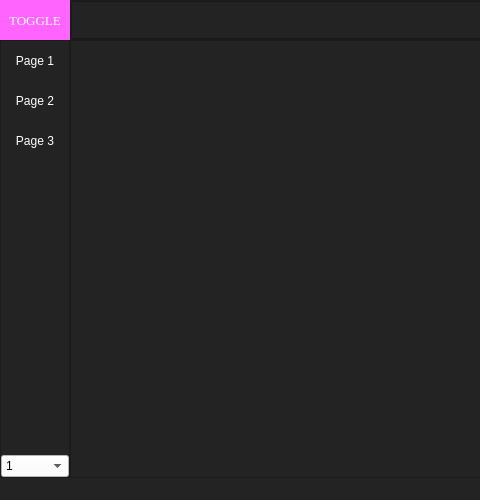
Above: Diplom/toggle_menu/toggle_menu.ui from MatienkoAndrew/ML_2021 before the change; both pictures show x 0 to 480 and y 0 to 500 of the 1000 by 500 pixel window. Below: the same form after it.
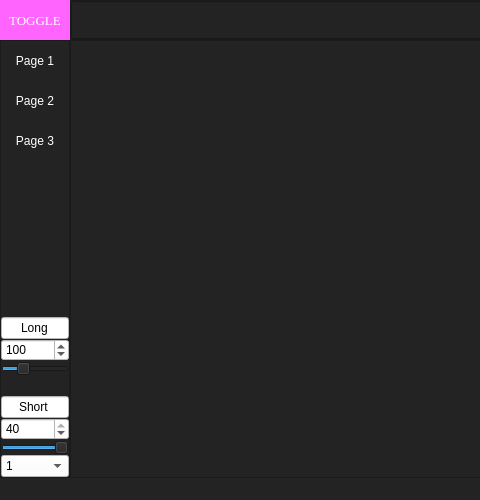
That is the form after the change. The open tabs and pages were chosen to show the change.

Commit message: Add simple stategy and spinBox

Patch:
```diff
--- a/Diplom/toggle_menu/toggle_menu.ui
+++ b/Diplom/toggle_menu/toggle_menu.ui
@@ -481,6 +481,151 @@
             </layout>
            </widget>
           </item>
+          <item>
+           <widget class="QLineEdit" name="lineEdit_long">
+            <property name="styleSheet">
+             <string notr="true">QLineEdit{
+	
+	background-color: rgb(255, 255, 255);
+	font: 10pt &quot;MS Shell Dlg 2&quot;;
+}</string>
+            </property>
+            <property name="text">
+             <string>Long</string>
+            </property>
+            <property name="alignment">
+             <set>Qt::AlignCenter</set>
+            </property>
+            <property name="readOnly">
+             <bool>true</bool>
+            </property>
+           </widget>
+          </item>
+          <item>
+           <widget class="QSpinBox" name="spinBox_long">
+            <property name="styleSheet">
+             <string notr="true">QSpinBox{
+	
+	background-color: rgb(255, 255, 255);
+	font: 10pt &quot;MS Shell Dlg 2&quot;;
+}</string>
+            </property>
+            <property name="minimum">
+             <number>40</number>
+            </property>
+            <property name="maximum">
+             <number>250</number>
+            </property>
+            <property name="value">
+             <number>100</number>
+            </property>
+           </widget>
+          </item>
+          <item>
+           <widget class="QSlider" name="horizontalSlider_long">
+            <property name="minimum">
+             <number>40</number>
+            </property>
+            <property name="maximum">
+             <number>250</number>
+            </property>
+            <property name="singleStep">
+             <number>1</number>
+            </property>
+            <property name="value">
+             <number>100</number>
+            </property>
+            <property name="sliderPosition">
+             <number>100</number>
+            </property>
+            <property name="orientation">
+             <enum>Qt::Horizontal</enum>
+            </property>
+           </widget>
+          </item>
+          <item>
+           <spacer name="verticalSpacer">
+            <property name="orientation">
+             <enum>Qt::Vertical</enum>
+            </property>
+            <property name="sizeType">
+             <enum>QSizePolicy::Fixed</enum>
+            </property>
+            <property name="sizeHint" stdset="0">
+             <size>
+              <width>10</width>
+              <height>20</height>
+             </size>
+            </property>
+           </spacer>
+          </item>
+          <item>
+           <widget class="QLineEdit" name="lineEdit_short">
+            <property name="styleSheet">
+             <string notr="true">QLineEdit {
+	font: 10pt &quot;MS Shell Dlg 2&quot;;
+	background-color: rgb(255, 255, 255);
+
+}</string>
+            </property>
+            <property name="inputMask">
+             <string/>
+            </property>
+            <property name="text">
+             <string>Short</string>
+            </property>
+            <property name="frame">
+             <bool>true</bool>
+            </property>
+            <property name="alignment">
+             <set>Qt::AlignCenter</set>
+            </property>
+            <property name="dragEnabled">
+             <bool>false</bool>
+            </property>
+            <property name="readOnly">
+             <bool>true</bool>
+            </property>
+           </widget>
+          </item>
+          <item>
+           <widget class="QSpinBox" name="spinBox_short">
+            <property name="styleSheet">
+             <string notr="true">QSpinBox {
+	background-color: white;
+	font: 10pt &quot;MS Shell Dlg 2&quot;;
+}</string>
+            </property>
+            <property name="minimum">
+             <number>10</number>
+            </property>
+            <property name="maximum">
+             <number>40</number>
+            </property>
+            <property name="value">
+             <number>40</number>
+            </property>
+            <property name="displayIntegerBase">
+             <number>10</number>
+            </property>
+           </widget>
+          </item>
+          <item>
+           <widget class="QSlider" name="horizontalSlider_short">
+            <property name="minimum">
+             <number>10</number>
+            </property>
+            <property name="maximum">
+             <number>40</number>
+            </property>
+            <property name="value">
+             <number>40</number>
+            </property>
+            <property name="orientation">
+             <enum>Qt::Horizontal</enum>
+            </property>
+           </widget>
+          </item>
           <item>
            <widget class="QComboBox" name="comboBox">
             <property name="styleSheet">
```
Left out of the diff: 7 changed lines with no effect on the pictures. The commit also changes 3 other files.
